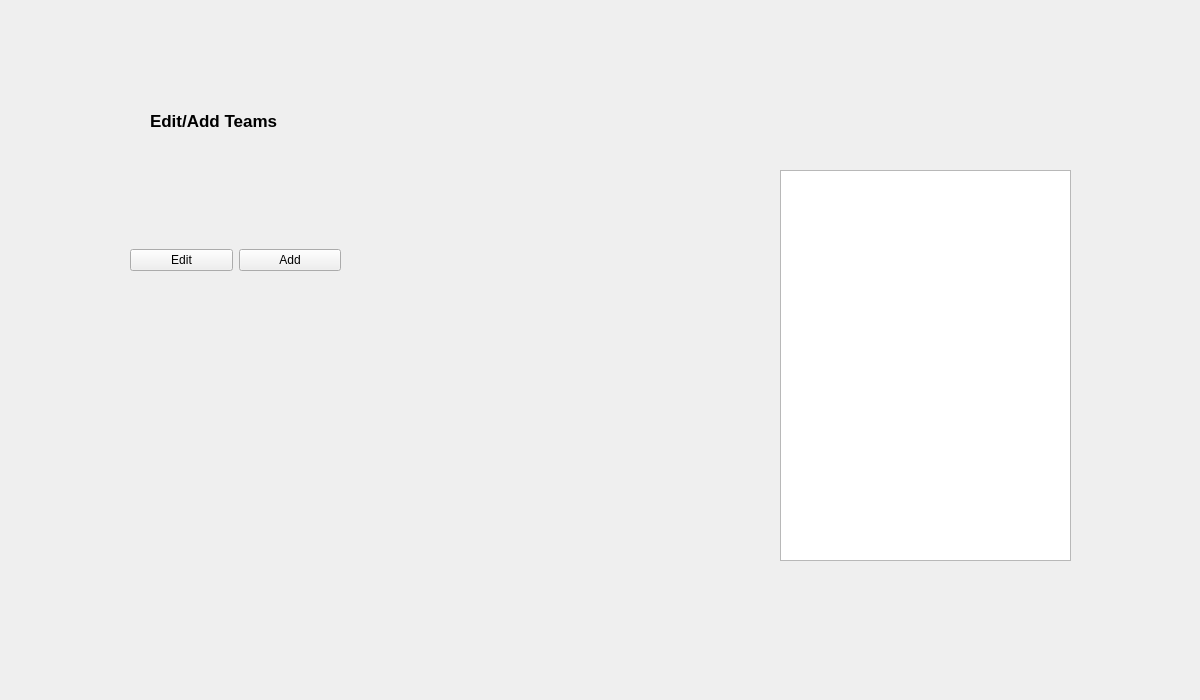
This is CS1D-Basketball-master/Basketball/editteam.ui in moetaei/CS1D-Basketball as Qt 5 draws it before an edit. The edited form follows.
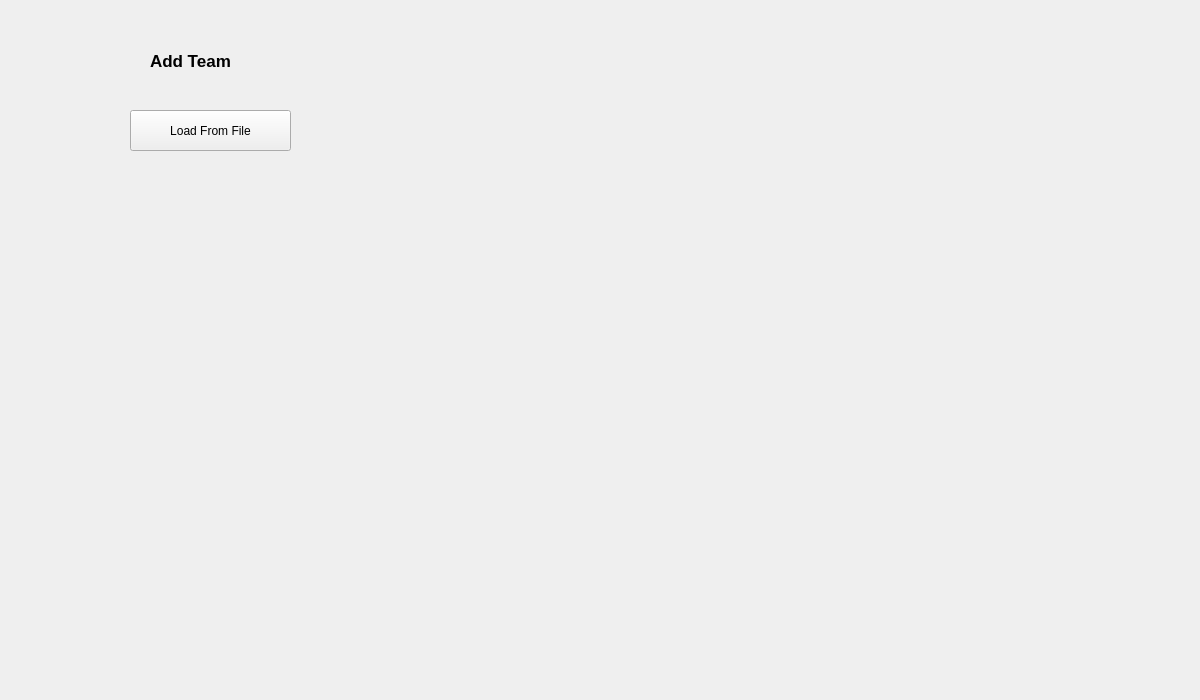
This is the edited form.

Diff of the .ui file:
```diff
--- a/CS1D-Basketball-master/Basketball/editteam.ui
+++ b/CS1D-Basketball-master/Basketball/editteam.ui
@@ -17,7 +17,7 @@
    <property name="geometry">
     <rect>
      <x>150</x>
-     <y>100</y>
+     <y>40</y>
      <width>331</width>
      <height>41</height>
     </rect>
@@ -31,47 +31,63 @@
     </font>
    </property>
    <property name="text">
-    <string>Edit/Add Teams</string>
+    <string>Add Team</string>
    </property>
    <property name="textFormat">
     <enum>Qt::PlainText</enum>
    </property>
   </widget>
-  <widget class="QListWidget" name="listWidget">
-   <property name="geometry">
-    <rect>
-     <x>780</x>
-     <y>170</y>
-     <width>291</width>
-     <height>391</height>
-    </rect>
-   </property>
-  </widget>
-  <widget class="QWidget" name="horizontalLayoutWidget">
+  <widget class="QPushButton" name="pushButton">
    <property name="geometry">
     <rect>
      <x>130</x>
-     <y>220</y>
-     <width>211</width>
-     <height>81</height>
+     <y>110</y>
+     <width>161</width>
+     <height>41</height>
     </rect>
    </property>
-   <layout class="QHBoxLayout" name="horizontalLayout">
-    <item>
-     <widget class="QPushButton" name="editTeamButton">
-      <property name="text">
-       <string>Edit</string>
-      </property>
-     </widget>
-    </item>
-    <item>
-     <widget class="QPushButton" name="addTeamButton">
-      <property name="text">
-       <string>Add</string>
-      </property>
-     </widget>
-    </item>
-   </layout>
+   <property name="text">
+    <string>Load From File</string>
+   </property>
+  </widget>
+  <widget class="QLabel" name="OrigGraph">
+   <property name="geometry">
+    <rect>
+     <x>20</x>
+     <y>210</y>
+     <width>411</width>
+     <height>311</height>
+    </rect>
+   </property>
+   <property name="text">
+    <string/>
+   </property>
+  </widget>
+  <widget class="QLabel" name="NewGraph">
+   <property name="geometry">
+    <rect>
+     <x>720</x>
+     <y>200</y>
+     <width>411</width>
+     <height>311</height>
+    </rect>
+   </property>
+   <property name="text">
+    <string/>
+   </property>
+  </widget>
+  <widget class="QLabel" name="arrowLabel">
+   <property name="geometry">
+    <rect>
+     <x>480</x>
+     <y>320</y>
+     <width>181</width>
+     <height>101</height>
+    </rect>
+   </property>
+   <property name="text">
+    <string/>
+   </property>
   </widget>
  </widget>
  <resources/>
```
